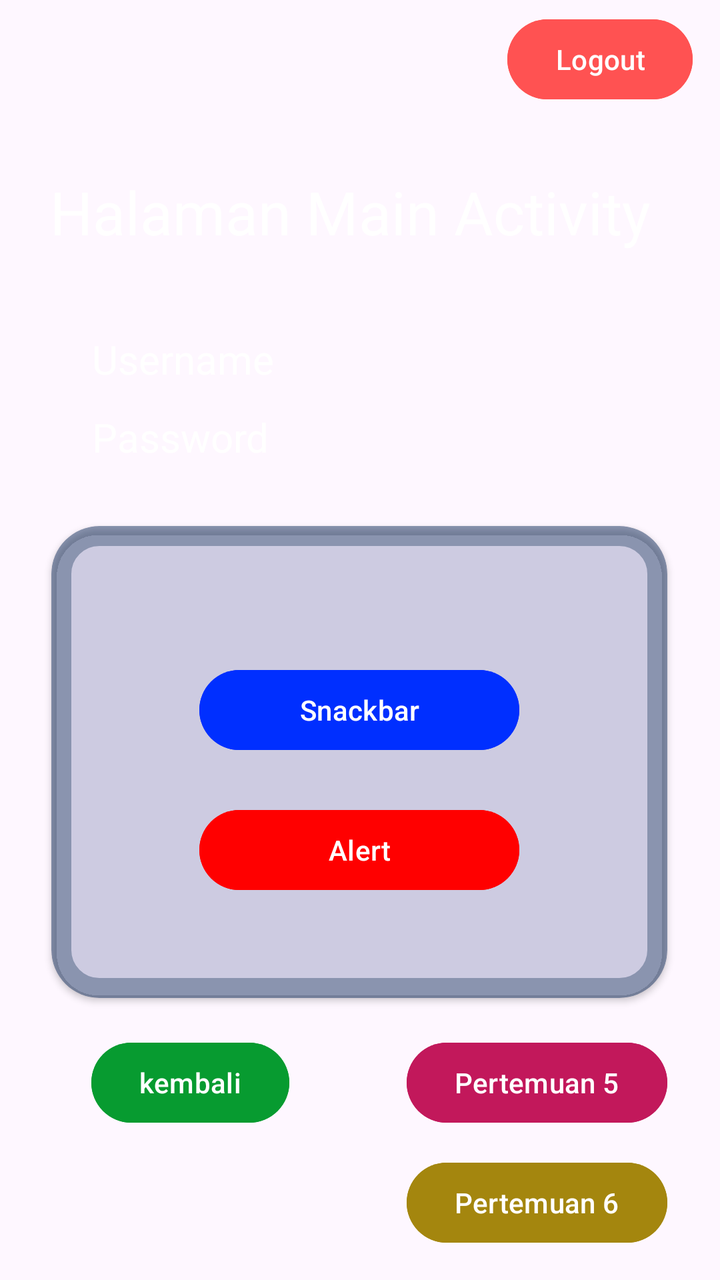
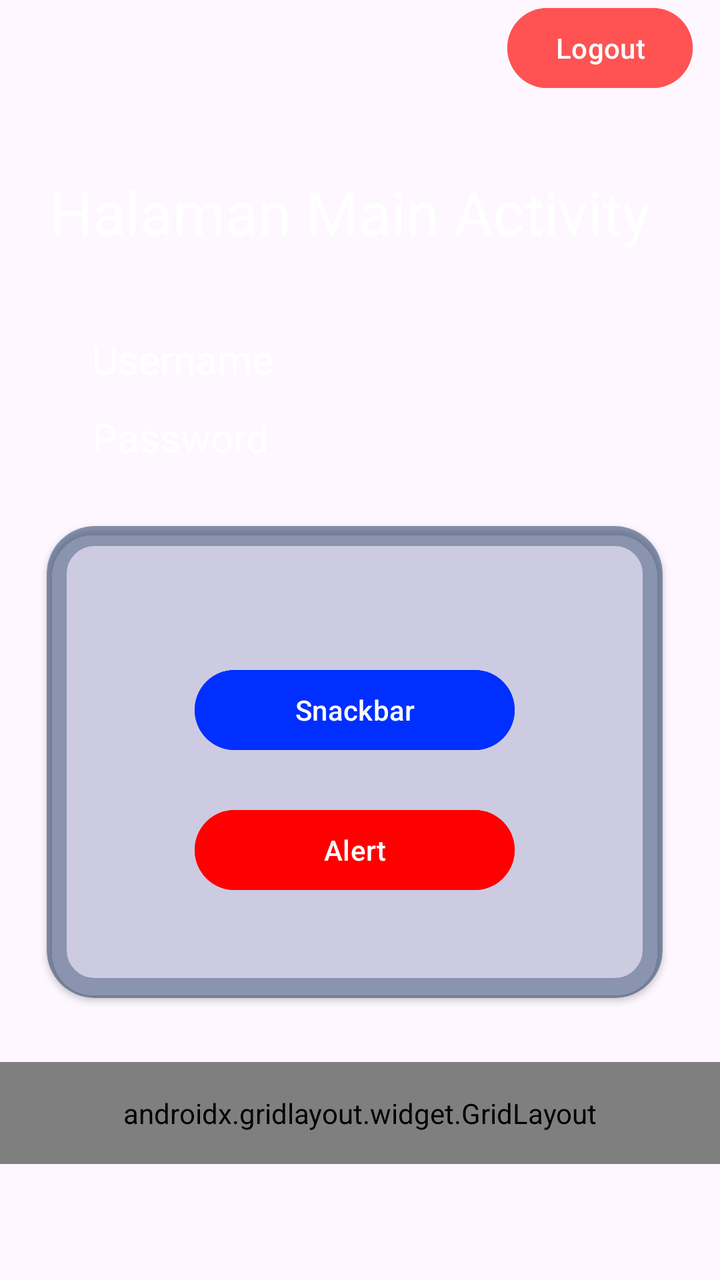

Two renders of the same Android screen: before a commit and after it. Below are the layout's source before the change and the commit's diff.
<!-- AndroidManifest.xml: application theme Theme.Raymond_3TIB -->
<!-- res/layout/fragment_home.xml -->
<?xml version="1.0" encoding="utf-8"?>
<androidx.constraintlayout.widget.ConstraintLayout xmlns:android="http://schemas.android.com/apk/res/android"
    xmlns:tools="http://schemas.android.com/tools"
    android:layout_width="match_parent"
    android:layout_height="match_parent"
    xmlns:app="http://schemas.android.com/apk/res-auto"
    tools:context=".Home.HomeFragment">

    <TextView
        android:id="@+id/txtPassword"
        android:layout_width="wrap_content"
        android:layout_height="wrap_content"
        android:layout_marginTop="12dp"
        android:text="Password"
        android:textSize="20dp"
        android:textColor="@color/white"
        app:layout_constraintEnd_toEndOf="parent"
        app:layout_constraintHorizontal_bias="0.17"
        app:layout_constraintStart_toStartOf="parent"
        app:layout_constraintTop_toBottomOf="@+id/txtUsername" />

    <TextView
        android:id="@+id/txtUsername"
        android:layout_width="wrap_content"
        android:layout_height="wrap_content"
        android:layout_marginTop="40dp"
        android:text="Username"
        android:textSize="20dp"
        android:textColor="@color/white"
        app:layout_constraintEnd_toEndOf="parent"
        app:layout_constraintHorizontal_bias="0.171"
        app:layout_constraintStart_toStartOf="parent"
        app:layout_constraintTop_toBottomOf="@+id/Header" />

    <TextView
        android:id="@+id/Header"
        android:layout_width="wrap_content"
        android:layout_height="wrap_content"
        android:text="Halaman Main Activity"
        android:textColor="@color/white"
        android:textSize="30dp"
        app:layout_constraintBottom_toBottomOf="parent"
        app:layout_constraintEnd_toEndOf="parent"
        app:layout_constraintHorizontal_bias="0.418"
        app:layout_constraintStart_toStartOf="parent"
        app:layout_constraintTop_toTopOf="parent"
        app:layout_constraintVertical_bias="0.143" />

    <com.google.android.material.card.MaterialCardView
        android:id="@+id/materialCardView"
        android:layout_width="308dp"
        android:layout_height="236dp"
        android:layout_marginTop="31dp"
        app:layout_constraintBottom_toBottomOf="parent"
        app:layout_constraintEnd_toEndOf="parent"
        app:layout_constraintHorizontal_bias="0.495"
        app:layout_constraintStart_toStartOf="parent"
        app:layout_constraintTop_toBottomOf="@+id/txtPassword"
        app:layout_constraintVertical_bias="0.0"
        app:cardBackgroundColor="#36394892"
        app:cardElevation="2dp"
        app:strokeColor="#54002649"
        app:strokeWidth="10dp"
        app:cardCornerRadius="24dp"
        >

        <androidx.constraintlayout.widget.ConstraintLayout
            android:layout_width="match_parent"
            android:layout_height="match_parent"
            android:layout_margin="24dp">
            <Button
                android:id="@+id/btnAlertDialog"
                android:layout_width="match_parent"
                android:layout_height="wrap_content"
                android:layout_marginHorizontal="50dp"
                android:backgroundTint="#FF0000"
                android:text="Alert"
                android:textColor="@color/white"
                app:layout_constraintBottom_toBottomOf="parent"
                app:layout_constraintEnd_toEndOf="parent"
                app:layout_constraintHorizontal_bias="0.0"
                app:layout_constraintStart_toStartOf="parent"
                app:layout_constraintTop_toBottomOf="@+id/btnSnackBar"
                app:layout_constraintVertical_bias="0.458" />

            <Button
                android:id="@+id/btnSnackBar"
                android:layout_width="match_parent"
                android:layout_height="wrap_content"
                android:layout_marginHorizontal="50dp"
                android:layout_marginTop="44dp"
                android:backgroundTint="#002FFF"
                android:text="Snackbar"
                android:textColor="@color/white"
                app:layout_constraintEnd_toEndOf="parent"
                app:layout_constraintStart_toStartOf="parent"
                app:layout_constraintTop_toTopOf="parent" />
        </androidx.constraintlayout.widget.ConstraintLayout>

    </com.google.android.material.card.MaterialCardView>

    <Button
        android:id="@+id/btnKembali"
        android:layout_width="wrap_content"
        android:layout_height="wrap_content"
        android:backgroundTint="#079B30"
        android:text="kembali"
        app:layout_constraintBottom_toBottomOf="parent"
        app:layout_constraintEnd_toEndOf="parent"
        app:layout_constraintHorizontal_bias="0.175"
        app:layout_constraintStart_toStartOf="parent"
        app:layout_constraintTop_toBottomOf="@+id/materialCardView"
        app:layout_constraintVertical_bias="0.197" />

    <Button
        android:id="@+id/btnToLima"
        android:layout_width="wrap_content"
        android:layout_height="wrap_content"
        android:text="Pertemuan 5"
        android:backgroundTint="#C2185B"
        app:layout_constraintBottom_toBottomOf="parent"
        app:layout_constraintEnd_toEndOf="parent"
        app:layout_constraintHorizontal_bias="0.69"
        app:layout_constraintStart_toEndOf="@+id/btnKembali"
        app:layout_constraintTop_toBottomOf="@+id/materialCardView"
        app:layout_constraintVertical_bias="0.198" />

    <Button
        android:id="@+id/btnToEnam"
        android:layout_width="wrap_content"
        android:layout_height="wrap_content"
        android:layout_marginTop="12dp"
        android:backgroundTint="#A4860E"
        android:text="Pertemuan 6"
        app:layout_constraintBottom_toBottomOf="parent"
        app:layout_constraintEnd_toEndOf="@+id/btnToLima"
        app:layout_constraintHorizontal_bias="0.0"
        app:layout_constraintStart_toStartOf="@+id/btnToLima"
        app:layout_constraintTop_toBottomOf="@+id/btnToLima"
        app:layout_constraintVertical_bias="0.0" />

    <Button
        android:id="@+id/btnLogout"
        android:layout_width="wrap_content"
        android:layout_height="wrap_content"
        android:layout_marginBottom="32dp"
        android:backgroundTint="#FF5252"
        android:text="Logout"
        app:layout_constraintBottom_toTopOf="@+id/Header"
        app:layout_constraintEnd_toEndOf="parent"
        app:layout_constraintHorizontal_bias="0.949"
        app:layout_constraintStart_toStartOf="parent"
        app:layout_constraintTop_toTopOf="parent"
        app:layout_constraintVertical_bias="1.0" />

</androidx.constraintlayout.widget.ConstraintLayout>
<!-- resources referenced by this layout -->
<resources>
  <color name="white">#FFFFFFFF</color>
  <style name="Theme.Raymond_3TIB" parent="Base.Theme.Raymond_3TIB" />
  <style name="Base.Theme.Raymond_3TIB" parent="Theme.Material3.DayNight.NoActionBar">
          
          
      </style>
</resources>

<!-- the commit's change to res/layout/fragment_home.xml (unified diff, before → after) -->
@@ -51,23 +51,23 @@
         android:layout_width="308dp"
         android:layout_height="236dp"
         android:layout_marginTop="31dp"
+        app:cardBackgroundColor="#36394892"
+        app:cardCornerRadius="24dp"
+        app:cardElevation="2dp"
         app:layout_constraintBottom_toBottomOf="parent"
         app:layout_constraintEnd_toEndOf="parent"
-        app:layout_constraintHorizontal_bias="0.495"
+        app:layout_constraintHorizontal_bias="0.446"
         app:layout_constraintStart_toStartOf="parent"
         app:layout_constraintTop_toBottomOf="@+id/txtPassword"
         app:layout_constraintVertical_bias="0.0"
-        app:cardBackgroundColor="#36394892"
-        app:cardElevation="2dp"
         app:strokeColor="#54002649"
-        app:strokeWidth="10dp"
-        app:cardCornerRadius="24dp"
-        >
+        app:strokeWidth="10dp">
 
         <androidx.constraintlayout.widget.ConstraintLayout
             android:layout_width="match_parent"
             android:layout_height="match_parent"
             android:layout_margin="24dp">
+
             <Button
                 android:id="@+id/btnAlertDialog"
                 android:layout_width="match_parent"
@@ -99,54 +99,73 @@
 
     </com.google.android.material.card.MaterialCardView>
 
-    <Button
-        android:id="@+id/btnKembali"
-        android:layout_width="wrap_content"
+
+    <androidx.gridlayout.widget.GridLayout
+        android:id="@+id/gridMenu"
+        android:layout_width="0dp"
         android:layout_height="wrap_content"
-        android:backgroundTint="#079B30"
-        android:text="kembali"
+        android:layout_marginTop="32dp"
+        android:padding="16dp"
+        app:columnCount="2"
         app:layout_constraintBottom_toBottomOf="parent"
         app:layout_constraintEnd_toEndOf="parent"
-        app:layout_constraintHorizontal_bias="0.175"
+        app:layout_constraintHorizontal_bias="0.0"
         app:layout_constraintStart_toStartOf="parent"
         app:layout_constraintTop_toBottomOf="@+id/materialCardView"
-        app:layout_constraintVertical_bias="0.197" />
+        app:layout_constraintVertical_bias="0.0"
+        app:useDefaultMargins="true">
 
-    <Button
-        android:id="@+id/btnToLima"
-        android:layout_width="wrap_content"
-        android:layout_height="wrap_content"
-        android:text="Pertemuan 5"
-        android:backgroundTint="#C2185B"
-        app:layout_constraintBottom_toBottomOf="parent"
-        app:layout_constraintEnd_toEndOf="parent"
-        app:layout_constraintHorizontal_bias="0.69"
-        app:layout_constraintStart_toEndOf="@+id/btnKembali"
-        app:layout_constraintTop_toBottomOf="@+id/materialCardView"
-        app:layout_constraintVertical_bias="0.198" />
+        <Button
+            android:id="@+id/btnKembali"
+            android:layout_width="wrap_content"
+            android:layout_height="wrap_content"
+            android:backgroundTint="#079B30"
+            android:text="kembali"
+            app:layout_columnWeight="1"
+            app:layout_gravity="fill_horizontal"
+            app:layout_constraintHorizontal_bias="0.124"
+            app:layout_constraintVertical_bias="0.027" />
 
-    <Button
-        android:id="@+id/btnToEnam"
-        android:layout_width="wrap_content"
-        android:layout_height="wrap_content"
-        android:layout_marginTop="12dp"
-        android:backgroundTint="#A4860E"
-        android:text="Pertemuan 6"
-        app:layout_constraintBottom_toBottomOf="parent"
-        app:layout_constraintEnd_toEndOf="@+id/btnToLima"
-        app:layout_constraintHorizontal_bias="0.0"
-        app:layout_constraintStart_toStartOf="@+id/btnToLima"
-        app:layout_constraintTop_toBottomOf="@+id/btnToLima"
-        app:layout_constraintVertical_bias="0.0" />
+        <Button
+            android:id="@+id/btnToLima"
+            android:layout_width="wrap_content"
+            android:layout_height="wrap_content"
+            android:backgroundTint="#C2185B"
+            android:text="Pertemuan 5"
+            app:layout_columnWeight="1"
+            app:layout_gravity="fill_horizontal"
+            app:layout_constraintHorizontal_bias="0.692"
+            app:layout_constraintVertical_bias="0.064" />
+
+        <Button
+            android:id="@+id/btnToEnam"
+            android:layout_width="wrap_content"
+            android:layout_height="wrap_content"
+            android:backgroundTint="#A4860E"
+            android:text="Pertemuan 6"
+            app:layout_columnWeight="1"
+            app:layout_gravity="fill_horizontal"
+            app:layout_constraintHorizontal_bias="0.0"
+            app:layout_constraintVertical_bias="0.0" />
+
+        <Button
+            android:id="@+id/btnToSembilan"
+            android:layout_width="wrap_content"
+            android:layout_height="wrap_content"
+            android:backgroundTint="#61A40E"
+            android:text="Pertemuan 9"
+            app:layout_columnWeight="1"
+            app:layout_gravity="fill_horizontal"
+            app:layout_constraintHorizontal_bias="0.0"
+            app:layout_constraintVertical_bias="0.0" />
+    </androidx.gridlayout.widget.GridLayout>
 
     <Button
         android:id="@+id/btnLogout"
         android:layout_width="wrap_content"
         android:layout_height="wrap_content"
-        android:layout_marginBottom="32dp"
         android:backgroundTint="#FF5252"
         android:text="Logout"
-        app:layout_constraintBottom_toTopOf="@+id/Header"
         app:layout_constraintEnd_toEndOf="parent"
         app:layout_constraintHorizontal_bias="0.949"
         app:layout_constraintStart_toStartOf="parent"
